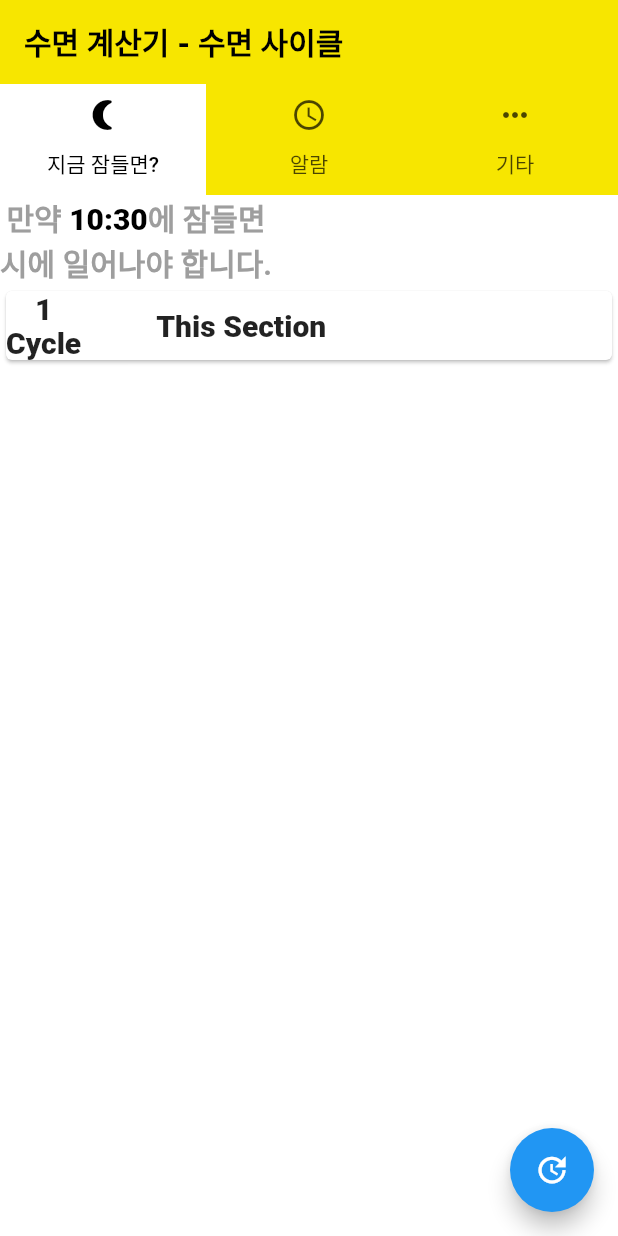
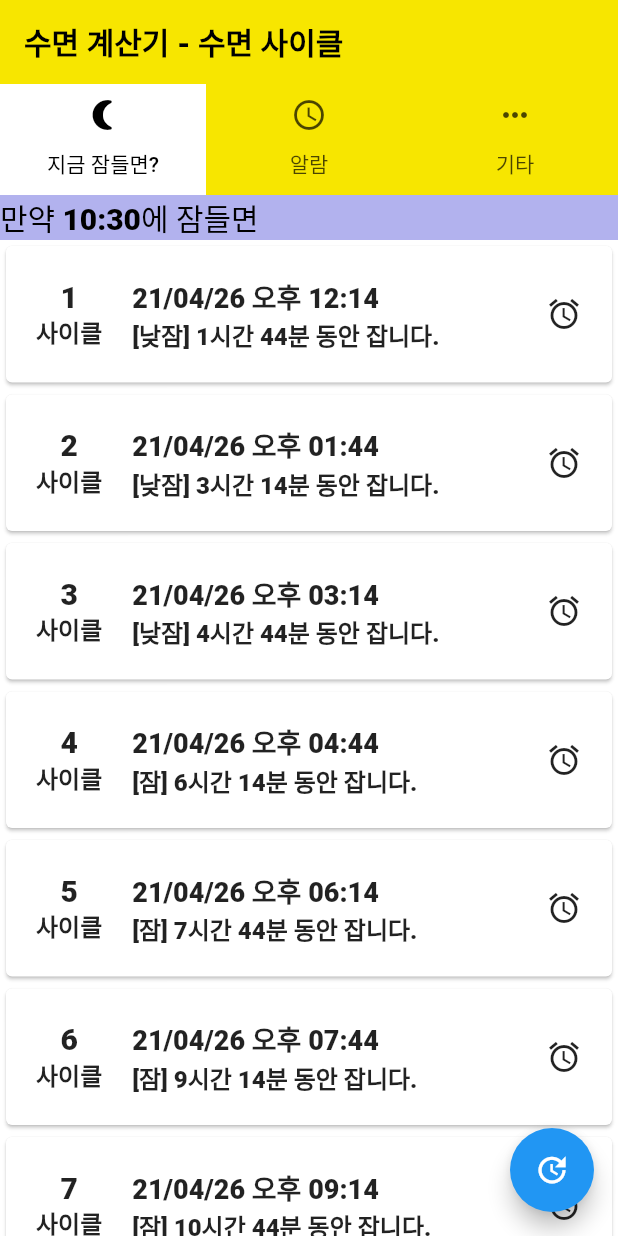
Before and after one commit to JeongYoonPark/flutter_app, a Flutter app: the screen it shows after launch, on a phone screen of 412 x 824 dp. Run offline on Flutter 3.47's test engine with Material 2 defaults, Android fonts, the phone set to English and light mode, and no system bars; drawn by our look-alikes of styled_text; our stand-ins replace get.

Commit message:
add time widget

```diff
--- a/lib/main.dart
+++ b/lib/main.dart
@@ -3,6 +3,7 @@ import 'package:flutter_app/test.dart';
 import 'package:get/get.dart';
 import 'package:intl/intl.dart';
 import 'package:styled_text/styled_text.dart';
+import 'package:flutter_app/widget/cycle_item.dart';
 
 void main() {
   runApp(MyApp());
@@ -95,7 +96,8 @@ class _MyHomePageState extends State<MyHomePage>
 
   Widget screen1() {
     DateTime _tempTime = DateTime.now();
-    String _formattedDate = DateFormat('kk:mm').format(_tempTime);
+    String _formattedDate =
+    CycleItem.timeEnToKo(DateFormat('kk:mm').format(_tempTime));
     return Container(
       decoration: BoxDecoration(color: Colors.white),
       child: Column(
@@ -104,66 +106,35 @@ class _MyHomePageState extends State<MyHomePage>
             child: Column(
               children: [
                 StyledText(
-                    text: '만약 <bold>${_formattedDate}</bold>에 잠들면',
+                    text: '만약 <bold>$_formattedDate</bold>에 잠들면',
                     styles: {
                       'bold': TextStyle(
                           fontWeight: FontWeight.w800, color: Colors.black)
                     },
                     style: TextStyle(
                         fontSize: 20,
-                        fontWeight: FontWeight.w600,
-                        color: Colors.grey)),
-                Text(
-                  '시에 일어나야 합니다.',
-                  style: TextStyle(
-                    fontSize: 20,
-                    color: Colors.grey,
-                    fontWeight: FontWeight.w600,
-                  ),
-                ),
+                        fontWeight: FontWeight.w300,
+                        color: Colors.black)),
               ],
             ),
+            color:Color.fromRGBO(0, 0, 197, 0.3),
             alignment: Alignment.topLeft,
           ),
           Expanded(
-            child: ListView(
-              children: [
-                Card(
-                  child: Container(
-                    child: Row(
-                      children: [
-                        Column(
-                          children: [
-                            Text(
-                              '1',
-                              style: TextStyle(
-                                  fontSize: 20, fontWeight: FontWeight.w900),
-                            ),
-                            Text(
-                              'Cycle',
-                              style: TextStyle(
-                                  fontSize: 20, fontWeight: FontWeight.w900),
-                            ),
-                          ],
-                        ),
-                        VerticalDivider(
-                            thickness: 30, width: 50, color: Colors.grey),
-                        Column(
-                          children: [
-                            Text(
-                              'This Section',
-                              style: TextStyle(
-                                  fontSize: 20, fontWeight: FontWeight.w900),
-                            )
-                          ],
-                        ),
-                      ],
-                    ),
-                  ),
-                ),
-              ],
+            child: ListView.builder(
+              itemCount: 10,
+              itemBuilder: (context, index){
+                DateTime wakeUpTime = _tempTime.add(
+                  Duration(hours: 1, minutes: 44) +
+                    Duration(hours: 1, minutes: 30) * index);
+                return CycleItem(
+                  cycle: index + 1,
+                  nowTime: _tempTime,
+                  wakeUpTime: wakeUpTime,
+                );
+              },
             ),
-          )
+          ),
         ],
       ),
     );
--- a/lib/widget/cycle_item.dart
+++ b/lib/widget/cycle_item.dart
@@ -1,12 +1,78 @@
-// import 'package:flutter/material.dart';
+import 'package:flutter/material.dart';
+import 'package:intl/intl.dart';
 
-// class CycleItem extends StatelessWidget {
-//   const CycleItem({Key key}) : super(key: key);
+class CycleItem extends StatelessWidget {
+  final int cycle;
+  final DateTime nowTime;
+  final DateTime wakeUpTime;
+  const CycleItem(
+      {Key key,
+      @required this.cycle,
+      @required this.nowTime,
+      @required this.wakeUpTime})
+      : super(key: key);
 
-//   @override
-//   Widget build(BuildContext context) {
-//     return Container(
-//       child: ,
-//     );
-//   }
-// }
+  @override
+  Widget build(BuildContext context) {
+    String _formattedDate =
+        timeEnToKo(DateFormat('yy/MM/dd a hh:mm').format(wakeUpTime));
+
+    Duration _sleepingTime = wakeUpTime.difference(nowTime);
+    String longTime = '낮잠';
+    if (_sleepingTime > Duration(hours: 5)) {
+      longTime = '잠';
+    }
+    String _stString =
+        '[$longTime] ${_sleepingTime.inHours}시간 ${_sleepingTime.inMinutes % 60}분 동안 잡니다.';
+    return Card(
+      child: Container(
+        padding: EdgeInsets.only(right: 20, left: 20, top: 20, bottom: 20),
+        child: Row(
+          children: [
+            Column(
+              children: [
+                Text(
+                  cycle.toString(),
+                  style: TextStyle(fontSize: 20, fontWeight: FontWeight.w800),
+                ),
+                Text(
+                  '사이클',
+                  style: TextStyle(fontSize: 16, fontWeight: FontWeight.w800),
+                )
+              ],
+            ),
+            // VerticalDivider(
+            //   width: 2,
+            //   thickness: 2,
+            //   color: Colors.white,
+            // ),
+            SizedBox(width: 20),
+            Expanded(
+              child: Column(
+                mainAxisAlignment: MainAxisAlignment.start,
+                crossAxisAlignment: CrossAxisAlignment.start,
+                children: [
+                  Text(
+                    _formattedDate,
+                    style: TextStyle(fontSize: 18, fontWeight: FontWeight.w800),
+                  ),
+                  Text(
+                    _stString,
+                    style: TextStyle(fontSize: 16, fontWeight: FontWeight.w800),
+                  )
+                ],
+              ),
+            ),
+            Icon(Icons.alarm),
+          ],
+        ),
+      ),
+    );
+  }
+
+  static String timeEnToKo(String time) {
+    time = time.replaceAll('AM', '오전');
+    time = time.replaceAll('PM', '오후');
+    return time;
+  }
+}
```
